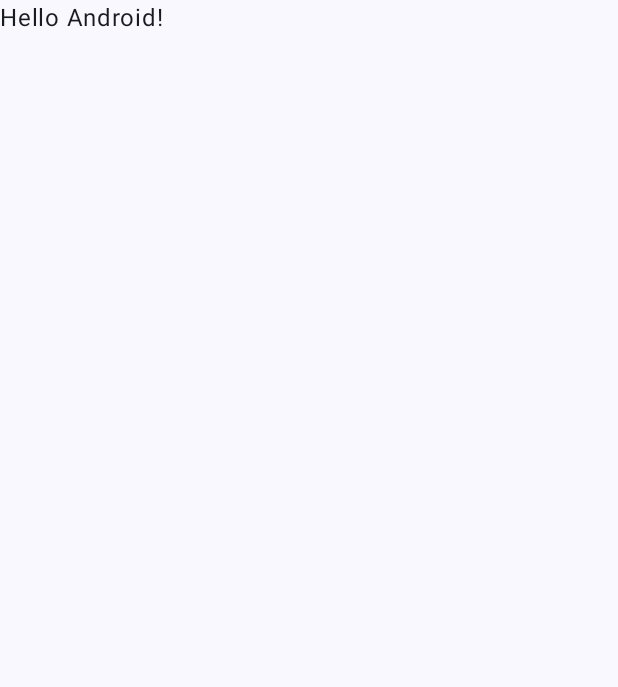
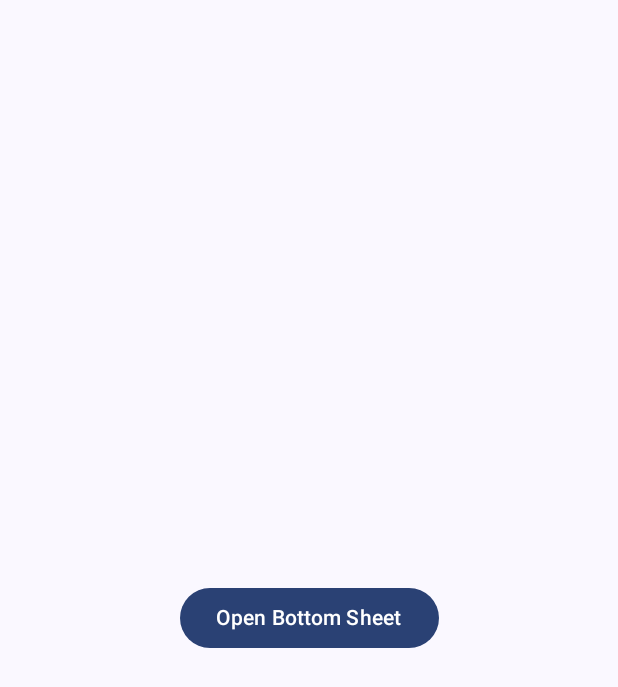
Before and after one commit to exfarnanda1945/bottom-sheet-compose, an Android app built with Jetpack Compose: the screen it shows after launch (MainActivity), on a phone screen of 412 x 824 dp. Before the commit the part shown is almost empty. Shown: the top 687 px of the screen. Run offline under Robolectric (Android 15) with nearby library versions, the phone set to English and light mode, and no system bars.

Commit message:
add bottom sheet in main screen

```diff
--- a/app/src/main/java/com/example/bottomsheetcompose/MainActivity.kt
+++ b/app/src/main/java/com/example/bottomsheetcompose/MainActivity.kt
@@ -3,13 +3,27 @@ package com.example.bottomsheetcompose
 import android.os.Bundle
 import androidx.activity.ComponentActivity
 import androidx.activity.compose.setContent
+import androidx.compose.foundation.layout.Box
+import androidx.compose.foundation.layout.Column
 import androidx.compose.foundation.layout.fillMaxSize
+import androidx.compose.foundation.layout.fillMaxWidth
+import androidx.compose.foundation.layout.padding
+import androidx.compose.material3.Button
+import androidx.compose.material3.ExperimentalMaterial3Api
 import androidx.compose.material3.MaterialTheme
 import androidx.compose.material3.Surface
 import androidx.compose.material3.Text
+import androidx.compose.material3.rememberModalBottomSheetState
 import androidx.compose.runtime.Composable
+import androidx.compose.runtime.getValue
+import androidx.compose.runtime.mutableStateOf
+import androidx.compose.runtime.rememberCoroutineScope
+import androidx.compose.runtime.saveable.rememberSaveable
+import androidx.compose.runtime.setValue
+import androidx.compose.ui.Alignment
 import androidx.compose.ui.Modifier
 import androidx.compose.ui.tooling.preview.Preview
+import androidx.compose.ui.unit.dp
 import com.example.bottomsheetcompose.ui.theme.BottomSheetComposeTheme
 
 class MainActivity : ComponentActivity() {
@@ -22,25 +36,49 @@ class MainActivity : ComponentActivity() {
                     modifier = Modifier.fillMaxSize(),
                     color = MaterialTheme.colorScheme.background
                 ) {
-                    Greeting("Android")
+                    MainScreen()
                 }
             }
         }
     }
 }
 
+
+@OptIn(ExperimentalMaterial3Api::class)
 @Composable
-fun Greeting(name: String, modifier: Modifier = Modifier) {
-    Text(
-        text = "Hello $name!",
+fun MainScreen(modifier: Modifier = Modifier) {
+    val scope = rememberCoroutineScope()
+
+    var openBottomSheet by rememberSaveable { mutableStateOf(false) }
+
+    // if skipPartiallyExpanded false, the bottom sheet will show half a screen
+    // if true, the bottom sheet will automatically show fullscreen
+    val bottomSheetState = rememberModalBottomSheetState(
+        skipPartiallyExpanded = false,
+    )
+
+    Box(
         modifier = modifier
-    )
+            .fillMaxSize()
+            .padding(18.dp), contentAlignment = Alignment.Center
+    ) {
+        Column(modifier.fillMaxWidth(), horizontalAlignment = Alignment.CenterHorizontally) {
+            Button(onClick = { openBottomSheet = !openBottomSheet }) {
+                Text(text = "Open Bottom Sheet")
+            }
+        }
+    }
+
+    if (openBottomSheet) {
+        BottomSheet(onClose = {
+            openBottomSheet = it
+        }, sheetState = bottomSheetState, scope = scope)
+    }
 }
 
-@Preview(showBackground = true)
+
+@Preview(showSystemUi = true, showBackground = true)
 @Composable
-fun GreetingPreview() {
-    BottomSheetComposeTheme {
-        Greeting("Android")
-    }
+fun MainScreenPrev() {
+    MainScreen()
 }
```
